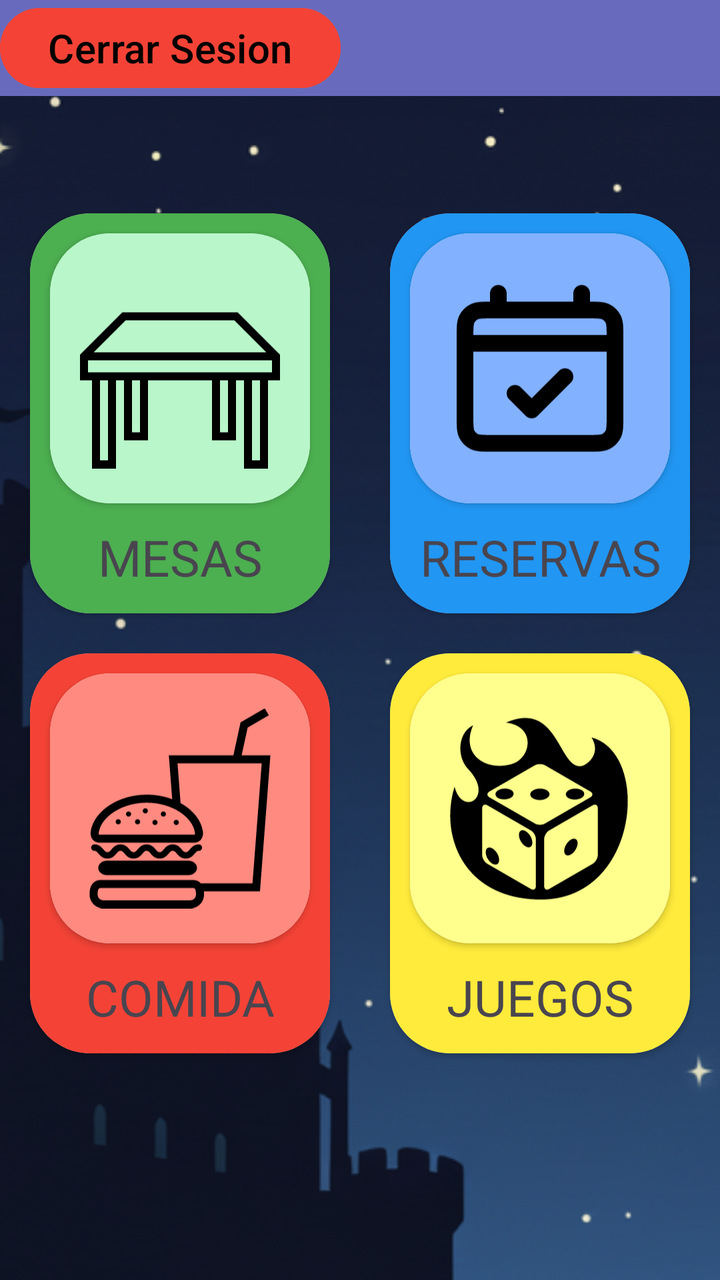
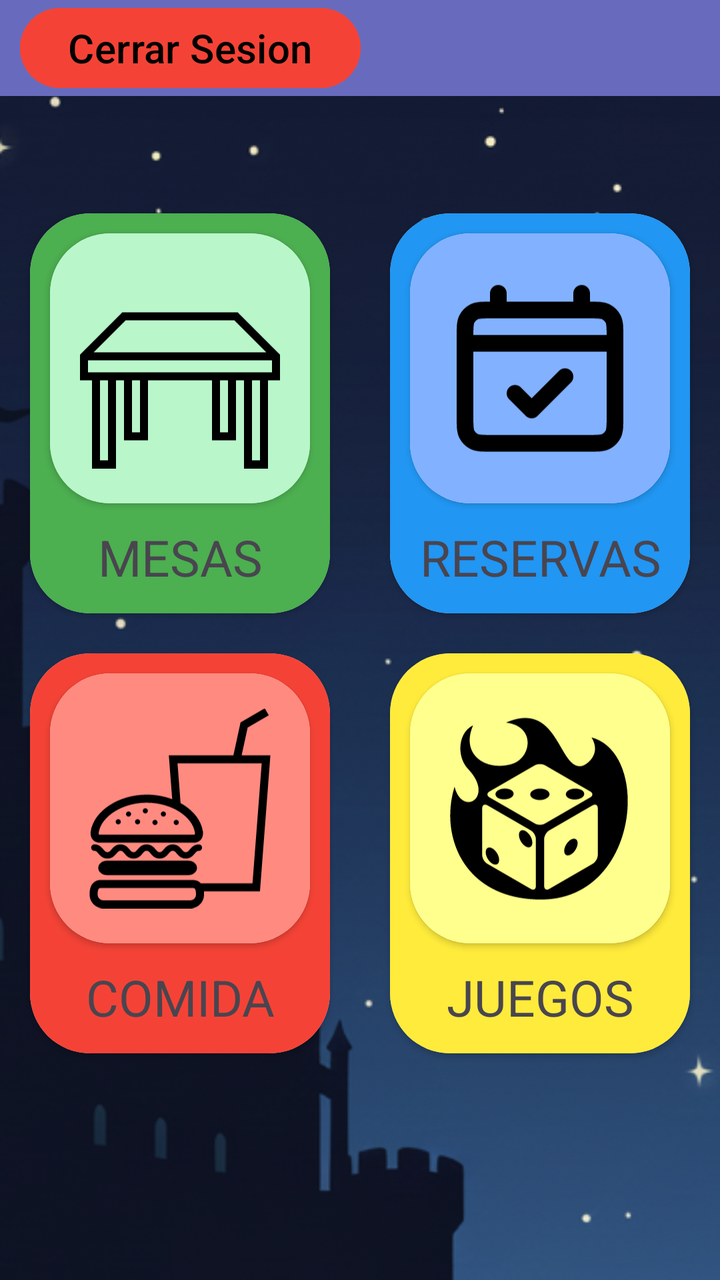

An Android layout rendered at two revisions. The XML below is the earlier revision; the diff shows what the commit changed to produce the second picture.
<!-- AndroidManifest.xml: application theme Theme.LaPosada -->
<!-- res/layout/activity_home_menu.xml -->
<?xml version="1.0" encoding="utf-8"?>
<androidx.constraintlayout.widget.ConstraintLayout xmlns:android="http://schemas.android.com/apk/res/android"
    xmlns:app="http://schemas.android.com/apk/res-auto"
    xmlns:tools="http://schemas.android.com/tools"
    android:id="@+id/main"
    android:layout_width="match_parent"
    android:layout_height="match_parent"
    tools:context=".HomeMenu_Activity"
    android:background="@drawable/fondo_default"
    >

    <androidx.constraintlayout.widget.Guideline
        android:layout_width="wrap_content"
        android:layout_height="wrap_content"
        android:orientation="horizontal"
        app:layout_constraintGuide_percent="0.075"
        android:id="@+id/guideLine_top"
        />
    <androidx.constraintlayout.widget.ConstraintLayout
        android:layout_width="match_parent"
        android:layout_height="0dp"
        android:id="@+id/linearLayout_topMenu"
        app:layout_constraintTop_toTopOf="parent"
        app:layout_constraintBottom_toBottomOf="@id/guideLine_top"
        app:layout_constraintStart_toStartOf="parent"
        android:background="@color/purple_blue"
        android:weightSum="100"
        >
        <Button
            android:id="@+id/button_backButton"
            android:layout_width="wrap_content"
            android:layout_height="wrap_content"

            android:backgroundTint="@color/red"
            android:text="@string/logout_title"
            app:layout_constraintTop_toTopOf="parent"
            app:layout_constraintBottom_toBottomOf="parent"
            app:layout_constraintStart_toStartOf="parent"
            android:textColor="@color/black"
            android:textSize="20sp"
            />



    </androidx.constraintlayout.widget.ConstraintLayout>

    <androidx.constraintlayout.widget.Guideline
        android:layout_width="wrap_content"
        android:layout_height="wrap_content"
        android:orientation="vertical"
        android:id="@+id/guideLine_middle"
        app:layout_constraintGuide_percent="0.5"
        />

    <androidx.cardview.widget.CardView
        android:id="@+id/cardView_tablesMenu"
        android:layout_width="150dp"
        android:layout_height="200dp"
        app:layout_constraintTop_toBottomOf="@id/linearLayout_topMenu"
        app:layout_constraintBottom_toBottomOf="parent"
        app:layout_constraintStart_toStartOf="parent"
        app:layout_constraintEnd_toEndOf="@id/guideLine_middle"
        app:cardCornerRadius="30dp"
        app:layout_constraintVertical_bias="0.15">

        <LinearLayout
                android:layout_width="match_parent"
                android:layout_height="match_parent"
                android:orientation="vertical"
                android:background="@color/green"
                android:weightSum="100">



                <androidx.cardview.widget.CardView
                    android:layout_width="match_parent"
                    android:layout_height="0dp"
                    android:layout_weight="75"
                    app:cardCornerRadius="30dp"
                    android:layout_margin="10dp">

                    <LinearLayout
                        android:layout_width="match_parent"
                        android:layout_height="match_parent"
                        android:orientation="vertical"
                        android:background="@color/pastel_green">

                        <ImageView
                            android:layout_width="match_parent"
                            android:layout_height="match_parent"
                            android:src="@drawable/table"
                            android:padding="15dp"/>

                    </LinearLayout>

                    <Button
                        android:id="@+id/boton_mesas"
                        android:layout_width="match_parent"
                        android:layout_height="match_parent"
                        android:background="@android:color/transparent"/>

                </androidx.cardview.widget.CardView>

                <TextView
                    android:layout_width="match_parent"
                    android:layout_height="0dp"
                    android:layout_weight="25"
                    android:text="@string/tables_title"
                    android:gravity="center|top"
                    android:textSize="25sp"/>



        </LinearLayout>

    </androidx.cardview.widget.CardView>

    <androidx.cardview.widget.CardView
        android:id="@+id/cardView_reservasMenu"
        android:layout_width="150dp"
        android:layout_height="200dp"
        app:layout_constraintTop_toBottomOf="@id/linearLayout_topMenu"
        app:layout_constraintBottom_toBottomOf="parent"
        app:layout_constraintStart_toStartOf="@id/guideLine_middle"
        app:layout_constraintEnd_toEndOf="parent"
        app:cardCornerRadius="30dp"
        app:layout_constraintVertical_bias="0.15"
        >
        <LinearLayout
            android:layout_width="match_parent"
            android:layout_height="match_parent"
            android:orientation="vertical"
            android:background="@color/blue"
            android:weightSum="100"
            >
            <androidx.cardview.widget.CardView
                android:layout_width="match_parent"
                android:layout_height="0dp"
                android:layout_weight="75"
                app:cardCornerRadius="30dp"
                android:layout_margin="10dp"
                >

                <LinearLayout
                    android:layout_width="match_parent"
                    android:layout_height="match_parent"
                    android:orientation="vertical"
                    android:background="@color/pastel_blue"
                    >
                    <ImageView
                        android:layout_width="match_parent"
                        android:layout_height="match_parent"
                        android:src="@drawable/calendar"
                        android:padding="15dp"
                        />
                </LinearLayout>

            </androidx.cardview.widget.CardView>
            <TextView
                android:layout_width="match_parent"
                android:layout_height="0dp"
                android:layout_weight="25"
                android:text="@string/reservas_title"
                android:gravity="center|top"
                android:textSize="25sp"
                />

        </LinearLayout>

    </androidx.cardview.widget.CardView>
    <androidx.cardview.widget.CardView
        android:id="@+id/cardView_foodMenu"
        android:layout_width="150dp"
        android:layout_height="200dp"
        app:layout_constraintTop_toBottomOf="@id/cardView_tablesMenu"
        app:layout_constraintBottom_toBottomOf="parent"
        app:layout_constraintStart_toStartOf="@id/cardView_tablesMenu"
        app:cardCornerRadius="30dp"
        app:layout_constraintVertical_bias="0.15"

        >
        <LinearLayout
            android:layout_width="match_parent"
            android:layout_height="match_parent"
            android:orientation="vertical"
            android:background="@color/red"
            android:weightSum="100"
            >
            <androidx.cardview.widget.CardView
                android:layout_width="match_parent"
                android:layout_height="0dp"
                android:layout_weight="75"
                app:cardCornerRadius="30dp"
                android:layout_margin="10dp"
                >

                <LinearLayout
                    android:layout_width="match_parent"
                    android:layout_height="match_parent"
                    android:orientation="vertical"
                    android:background="@color/pastel_red"
                    >
                    <ImageView
                        android:layout_width="match_parent"
                        android:layout_height="match_parent"
                        android:src="@drawable/food"
                        android:padding="15dp"
                        />
                </LinearLayout>

            </androidx.cardview.widget.CardView>
            <TextView
                android:layout_width="match_parent"
                android:layout_height="0dp"
                android:layout_weight="25"
                android:text="@string/food_title"
                android:gravity="center|top"
                android:textSize="25sp"
                />

        </LinearLayout>

    </androidx.cardview.widget.CardView>
    <androidx.cardview.widget.CardView
        android:id="@+id/cardView_gamesMenu"
        android:layout_width="150dp"
        android:layout_height="200dp"
        app:layout_constraintTop_toBottomOf="@id/cardView_reservasMenu"
        app:layout_constraintBottom_toBottomOf="parent"
        app:layout_constraintStart_toStartOf="@id/cardView_reservasMenu"
        app:cardCornerRadius="30dp"
        app:layout_constraintVertical_bias="0.15"
        >
        <LinearLayout
            android:layout_width="match_parent"
            android:layout_height="match_parent"
            android:orientation="vertical"
            android:background="@color/yellow"
            android:weightSum="100"
            >
            <androidx.cardview.widget.CardView
                android:layout_width="match_parent"
                android:layout_height="0dp"
                android:layout_weight="75"
                app:cardCornerRadius="30dp"
                android:layout_margin="10dp"
                >

                <LinearLayout
                    android:layout_width="match_parent"
                    android:layout_height="match_parent"
                    android:orientation="vertical"
                    android:background="@color/pastel_yellow"
                    >
                    <ImageView
                        android:layout_width="match_parent"
                        android:layout_height="match_parent"
                        android:src="@drawable/fire_dice"
                        android:padding="15dp"
                        />
                </LinearLayout>

            </androidx.cardview.widget.CardView>
            <TextView
                android:layout_width="match_parent"
                android:layout_height="0dp"
                android:layout_weight="25"
                android:text="@string/games_title"
                android:gravity="center|top"
                android:textSize="25sp"
                />

        </LinearLayout>

    </androidx.cardview.widget.CardView>



</androidx.constraintlayout.widget.ConstraintLayout>
<!-- resources referenced by this layout -->
<resources>
  <color name="black">#FF000000</color>
  <color name="blue">#2196F3</color>
  <color name="green">#4CAF50</color>
  <color name="pastel_blue">#82B1FF</color>
  <color name="pastel_green">#B9F6CA</color>
  <color name="pastel_red">#FF8A80</color>
  <color name="pastel_yellow">#FFFF8D</color>
  <color name="purple_blue">#686bbd</color>
  <color name="red">#F44336</color>
  <color name="yellow">#FFEB3B</color>
  <!-- drawable calendar (drawable) -->
  <vector xmlns:android="http://schemas.android.com/apk/res/android"
      android:width="800dp"
      android:height="800dp"
      android:viewportWidth="24"
      android:viewportHeight="24">
    <path
        android:pathData="M3,9H21M9,15L11,17L15,13M7,3V5M17,3V5M6.2,21H17.8C18.92,21 19.48,21 19.908,20.782C20.284,20.59 20.59,20.284 20.782,19.908C21,19.48 21,18.92 21,17.8V8.2C21,7.08 21,6.52 20.782,6.092C20.59,5.716 20.284,5.41 19.908,5.218C19.48,5 18.92,5 17.8,5H6.2C5.08,5 4.52,5 4.092,5.218C3.716,5.41 3.41,5.716 3.218,6.092C3,6.52 3,7.08 3,8.2V17.8C3,18.92 3,19.48 3.218,19.908C3.41,20.284 3.716,20.59 4.092,20.782C4.52,21 5.08,21 6.2,21Z"
        android:strokeLineJoin="round"
        android:strokeWidth="2"
        android:fillColor="#00000000"
        android:strokeColor="#000000"
        android:strokeLineCap="round"/>
  </vector>
  <!-- drawable table (drawable) -->
  <vector xmlns:android="http://schemas.android.com/apk/res/android"
      android:width="800dp"
      android:height="800dp"
      android:viewportWidth="50"
      android:viewportHeight="50">
    <path
        android:pathData="M10.586,11L0.381,21.205A1,1 0,0 0,0.189 21.396L0,21.586L0,21.832A1,1 0,0 0,0 22.158L0,28L3,28L3,50L9,50L9,28L11,28L11,43L17,43L17,28L33,28L33,43L39,43L39,28L41,28L41,50L47,50L47,28L50,28L50,22.168A1,1 0,0 0,50 21.842L50,21.586L49.807,21.393A1,1 0,0 0,49.623 21.207A1,1 0,0 0,49.617 21.203L39.414,11L39,11L10.586,11zM11.414,13L38.586,13L46.586,21L3.414,21L11.414,13zM2,23L48,23L48,26L46.168,26A1,1 0,0 0,45.842 26L42.154,26A1,1 0,0 0,41.984 25.986A1,1 0,0 0,41.84 26L38.168,26A1,1 0,0 0,37.842 26L34.154,26A1,1 0,0 0,33.984 25.986A1,1 0,0 0,33.84 26L16.168,26A1,1 0,0 0,15.842 26L12.154,26A1,1 0,0 0,11.984 25.986A1,1 0,0 0,11.84 26L8.168,26A1,1 0,0 0,7.842 26L4.154,26A1,1 0,0 0,3.984 25.986A1,1 0,0 0,3.84 26L2,26L2,23zM5,28L7,28L7,48L5,48L5,28zM13,28L15,28L15,41L13,41L13,28zM35,28L37,28L37,41L35,41L35,28zM43,28L45,28L45,48L43,48L43,28z"
        android:fillColor="#000000"/>
  </vector>
  <string name="food_title">COMIDA</string>
  <string name="games_title">JUEGOS</string>
  <string name="logout_title">Cerrar Sesion</string>
  <string name="reservas_title">RESERVAS</string>
  <string name="tables_title">MESAS</string>
  <style name="Theme.LaPosada" parent="Base.Theme.LaPosada" />
  <style name="Base.Theme.LaPosada" parent="Theme.Material3.DayNight.NoActionBar">
          
          
      </style>
  <!-- unchanged entries left out for length: 3 -->
</resources>

<!-- the commit's change to res/layout/activity_home_menu.xml (unified diff, before → after) -->
@@ -5,7 +5,7 @@
     android:id="@+id/main"
     android:layout_width="match_parent"
     android:layout_height="match_parent"
-    tools:context=".HomeMenu_Activity"
+    tools:context=".pantallas.startMenu.HomeMenu_Activity"
     android:background="@drawable/fondo_default"
     >
 
@@ -38,6 +38,7 @@
             app:layout_constraintStart_toStartOf="parent"
             android:textColor="@color/black"
             android:textSize="20sp"
+            android:layout_marginStart="10dp"
             />
 
 
@@ -93,12 +94,6 @@
 
                     </LinearLayout>
 
-                    <Button
-                        android:id="@+id/boton_mesas"
-                        android:layout_width="match_parent"
-                        android:layout_height="match_parent"
-                        android:background="@android:color/transparent"/>
-
                 </androidx.cardview.widget.CardView>
 
                 <TextView
